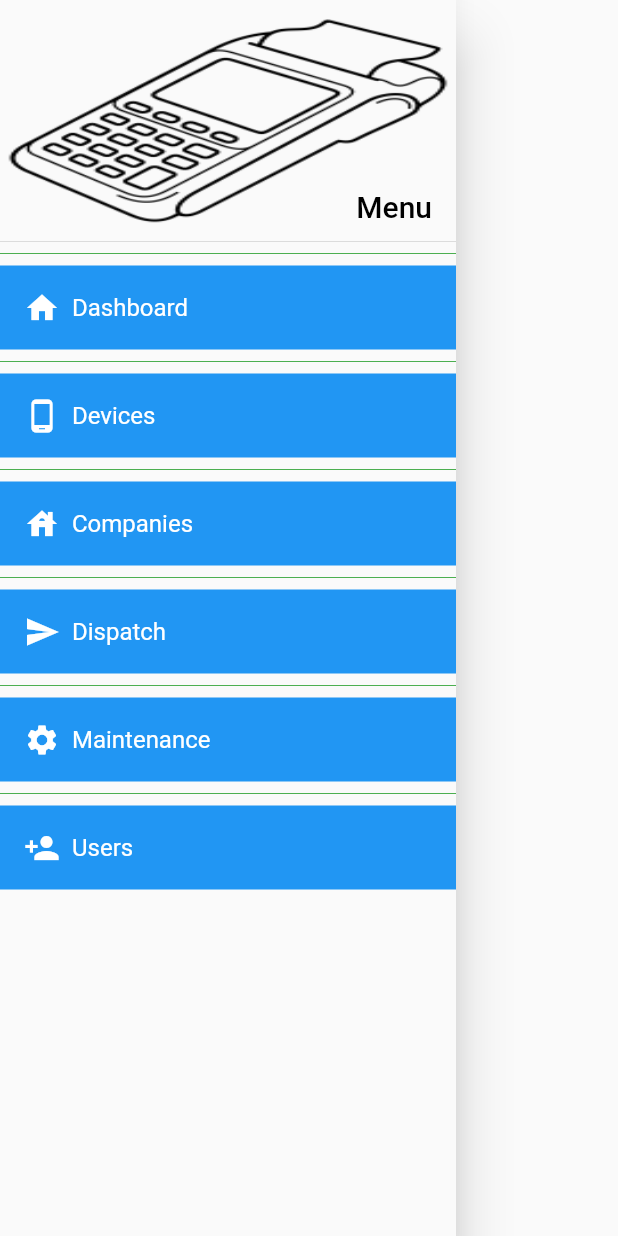
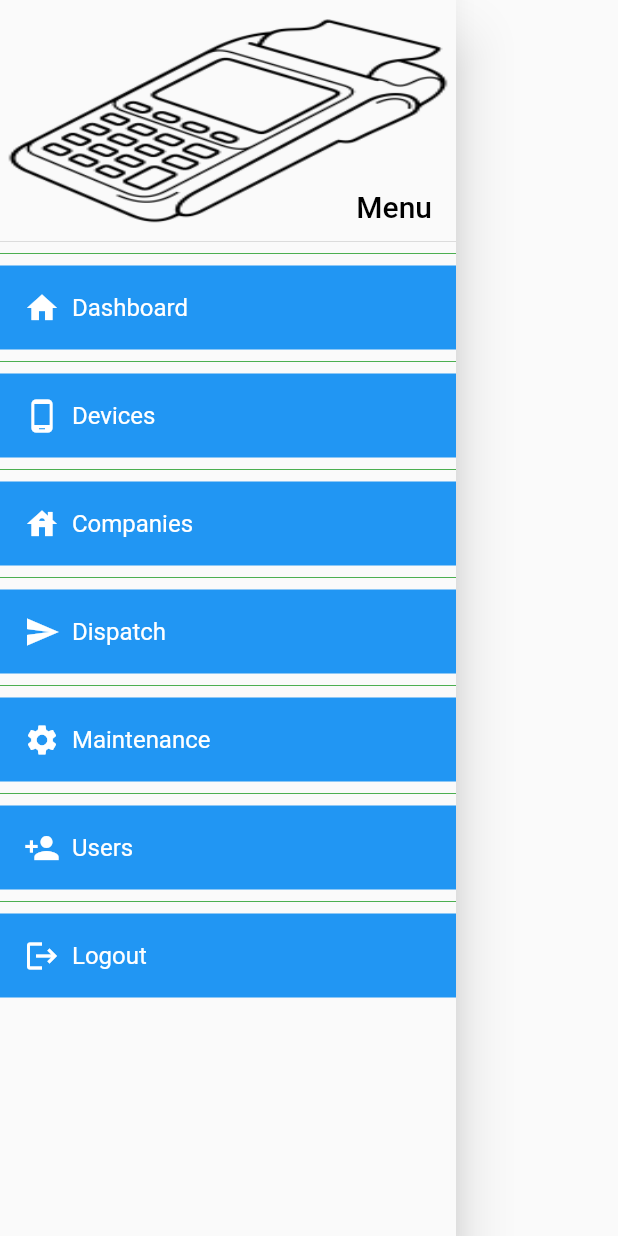
Before and after one commit to MahmudSuleman/nanti_flutter_web, a Flutter app: the AppDrawer widget shown alone on an empty page, opened directly, on a phone screen of 412 x 824 dp. Run offline on Flutter 3.47's test engine with Material 2 defaults, Android fonts, the phone set to English and light mode, and no system bars; our stand-ins replace shared_preferences; accounts and stored records are empty.

Commit message:
add logout route

```diff
--- a/lib/widgets/app_drawer.dart
+++ b/lib/widgets/app_drawer.dart
@@ -2,8 +2,11 @@ import 'package:flutter/material.dart';
 import 'package:nanti_flutter_web/screens/company_list.dart';
 import 'package:nanti_flutter_web/screens/device_list.dart';
 import 'package:nanti_flutter_web/screens/dispatch_list.dart';
+import 'package:nanti_flutter_web/screens/login.dart';
 import 'package:nanti_flutter_web/screens/maintenance_list.dart';
 import 'package:nanti_flutter_web/screens/user_list.dart';
+import 'package:nanti_flutter_web/services/auth_service.dart';
+import 'package:nanti_flutter_web/user_prefs.dart';
 
 class AppDrawer extends StatelessWidget {
   @override
@@ -67,6 +70,17 @@ class AppDrawer extends StatelessWidget {
               Navigator.pushNamed(context, UserList.routeName);
             },
           ),
+          divider(),
+          _createDrawerItem(
+            context,
+            icon: Icons.logout,
+            text: 'Logout',
+            onTap: () {
+              UserPrefs.clearUser().then((_) {
+                Navigator.pushReplacementNamed(context, Login.routeName);
+              });
+            },
+          ),
         ],
       ),
     );
```
